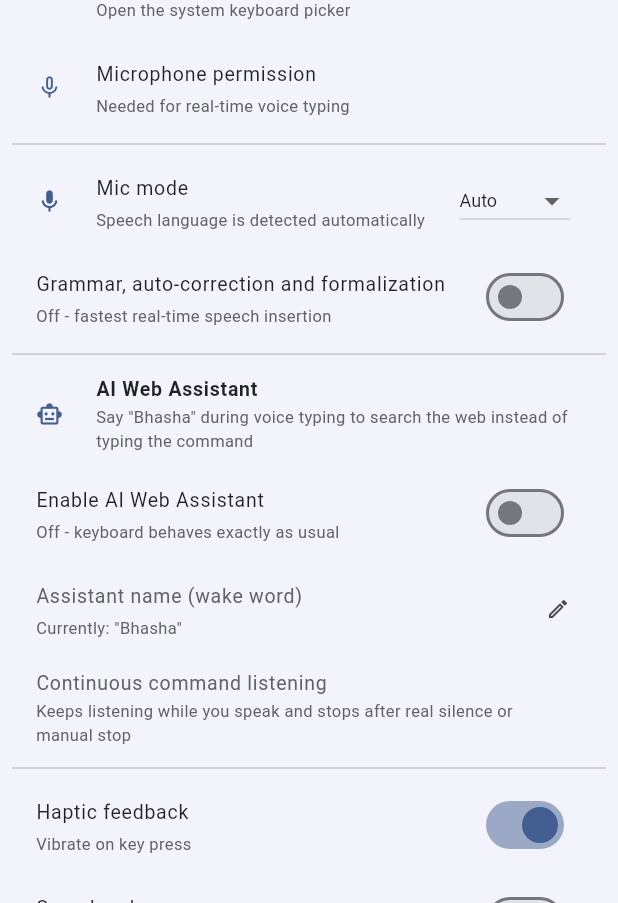
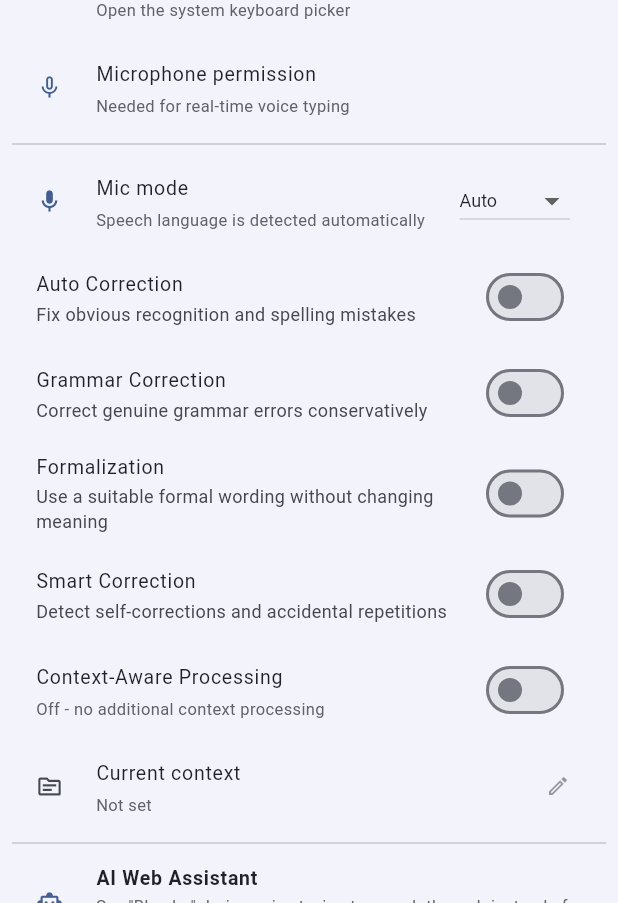
Before and after one commit to sameerswain2026-code/bhasha-keyboard-release, a Flutter app: the SettingsPanel widget shown alone on an empty page, opened directly, on a phone screen of 412 x 824 dp, the part 333-1236 px from its top. Run offline on Flutter 3.47's test engine with Material 3 defaults, Android fonts, the phone set to English and light mode, and no system bars; our stand-ins replace shared_preferences; accounts and stored records are empty.

Commit message:
Add smart correction and contextual voice processing

```diff
--- a/lib/engine/gemini_service.dart
+++ b/lib/engine/gemini_service.dart
@@ -85,13 +85,28 @@ class GeminiService {
     String text, {
     required String language,
     required bool native,
+    bool autoCorrection = true,
+    bool grammarCorrection = true,
+    bool formalization = true,
+    String context = '',
   }) async {
     final original = text.trim();
     if (original.isEmpty) return original;
-    final prompt = '''You are a conservative multilingual speech-to-text editor.
-Input language: $language.
+    final operations = <String>[
+      if (autoCorrection) 'correct obvious recognition/spelling mistakes',
+      if (grammarCorrection) 'correct genuine grammar errors only',
+      if (formalization)
+        'use an appropriately formal form without changing meaning',
+    ];
+    if (operations.isEmpty && context.trim().isEmpty) return original;
+    final contextInstruction = context.trim().isEmpty
+        ? ''
+        : '\nUser session context (use only as a supporting signal; never invent audio): ${context.trim()}\n';
+    final prompt =
+        '''You are a conservative multilingual speech-to-text editor.
+	Input language: $language.
 ${native ? 'Keep the original native script.' : 'Keep the requested Roman/Latin output style.'}
-Clean this transcript for insertion into a message. Remove accidental repeated words, repeated phrases, stutters, and filler words. Correct only obvious pronunciation-to-word, spelling, grammar, punctuation, and spacing errors. Make wording clear and moderately formal, but do not summarize, translate, add facts, or change meaning. Preserve names, numbers, URLs, code, and meaningful language mixing. Return only the corrected text.
+Apply only these requested operations: ${operations.isEmpty ? 'no rewriting' : operations.join('; ')}. Remove accidental repeated words, repeated phrases, stutters, and filler words only when clearly accidental. Detect self-correction phrases such as "no", "I mean", "actually", or their equivalent in the input language and keep the corrected phrase, but preserve the original when confidence is low. $contextInstruction Do not summarize, translate, add facts, or change meaning. Preserve names, numbers, URLs, code, and meaningful language mixing. Return only the corrected text.
 
 Transcript:
 $original''';
@@ -114,7 +129,8 @@ $original''';
   }) async {
     final original = text.trim();
     if (original.isEmpty || sourceLanguage == targetLanguage) return original;
-    final prompt = '''Translate the following text from $sourceLanguage to $targetLanguage.
+    final prompt =
+        '''Translate the following text from $sourceLanguage to $targetLanguage.
 ${native ? 'Use the native script of the target language.' : 'Use Latin/Roman transliteration only if the target language supports it.'}
 Preserve meaning, names, numbers, punctuation, and line breaks. Return only the translation, with no explanation.
 
--- a/lib/ui/panels/settings_panel.dart
+++ b/lib/ui/panels/settings_panel.dart
@@ -51,7 +51,9 @@ class SettingsPanel extends StatelessWidget {
                   Icon(Icons.record_voice_over, size: 16, color: t.icon),
                   const SizedBox(width: 8),
                   Text(
-                    'Assistant name',
+                    kb.panelKeyboardField == 'voiceContext'
+                        ? 'Voice context'
+                        : 'Assistant name',
                     style: TextStyle(
                       fontSize: 13,
                       fontWeight: FontWeight.w600,
@@ -65,7 +67,9 @@ class SettingsPanel extends StatelessWidget {
               padding: const EdgeInsets.fromLTRB(8, 0, 8, 4),
               child: PanelTextField(
                 hintText: 'Wake word',
-                leadingIcon: Icons.record_voice_over,
+                leadingIcon: kb.panelKeyboardField == 'voiceContext'
+                    ? Icons.topic_outlined
+                    : Icons.record_voice_over,
               ),
             ),
             const Spacer(),
@@ -74,7 +78,7 @@ class SettingsPanel extends StatelessWidget {
               child: PanelMiniKeyboard(
                 compact: true,
                 onDone: () {
-                  kb.setAssistantName(kb.panelInputText);
+                  kb.savePanelKeyboardField();
                   kb.panelKeyboardClear();
                 },
               ),
@@ -221,19 +225,103 @@ class SettingsPanel extends StatelessWidget {
                 SwitchListTile(
                   dense: true,
                   title: Text(
-                    'Grammar, auto-correction and formalization',
+                    'Auto Correction',
+                    style: TextStyle(fontSize: 13, color: t.keyText),
+                  ),
+                  subtitle: const Text(
+                    'Fix obvious recognition and spelling mistakes',
+                  ),
+                  value: kb.autoCorrectionEnabled,
+                  activeThumbColor: t.accent,
+                  onChanged: kb.setAutoCorrection,
+                ),
+                SwitchListTile(
+                  dense: true,
+                  title: Text(
+                    'Grammar Correction',
+                    style: TextStyle(fontSize: 13, color: t.keyText),
+                  ),
+                  subtitle: const Text(
+                    'Correct genuine grammar errors conservatively',
+                  ),
+                  value: kb.grammarCorrectionEnabled,
+                  activeThumbColor: t.accent,
+                  onChanged: kb.setGrammarCorrection,
+                ),
+                SwitchListTile(
+                  dense: true,
+                  title: Text(
+                    'Formalization',
+                    style: TextStyle(fontSize: 13, color: t.keyText),
+                  ),
+                  subtitle: const Text(
+                    'Use a suitable formal wording without changing meaning',
+                  ),
+                  value: kb.formalizationEnabled,
+                  activeThumbColor: t.accent,
+                  onChanged: kb.setFormalization,
+                ),
+                SwitchListTile(
+                  dense: true,
+                  title: Text(
+                    'Smart Correction',
+                    style: TextStyle(fontSize: 13, color: t.keyText),
+                  ),
+                  subtitle: const Text(
+                    'Detect self-corrections and accidental repetitions',
+                  ),
+                  value: kb.smartCorrectionEnabled,
+                  activeThumbColor: t.accent,
+                  onChanged: kb.setSmartCorrection,
+                ),
+                SwitchListTile(
+                  dense: true,
+                  title: Text(
+                    'Context-Aware Processing',
                     style: TextStyle(fontSize: 13, color: t.keyText),
                   ),
                   subtitle: Text(
-                    kb.speechPolishingEnabled
-                        ? 'On - pronunciation, grammar and wording are polished'
-                        : 'Off - fastest real-time speech insertion',
+                    kb.contextAwareEnabled
+                        ? 'Uses “${kb.voiceContext.isEmpty ? 'no context' : kb.voiceContext}” as a supporting signal'
+                        : 'Off - no additional context processing',
                     style: TextStyle(fontSize: 11, color: t.keyTextSecondary),
                   ),
-                  value: kb.speechPolishingEnabled,
+                  value: kb.contextAwareEnabled,
                   activeThumbColor: t.accent,
-                  onChanged: kb.setSpeechPolishing,
+                  onChanged: kb.setContextAware,
                 ),
+                ListTile(
+                  dense: true,
+                  enabled: kb.contextAwareEnabled,
+                  leading: Icon(
+                    Icons.topic_outlined,
+                    size: 18,
+                    color: kb.contextAwareEnabled ? t.accent : t.icon,
+                  ),
+                  title: Text(
+                    'Current context',
+                    style: TextStyle(fontSize: 13, color: t.keyText),
+                  ),
+                  subtitle: Text(
+                    kb.voiceContext.isEmpty ? 'Not set' : kb.voiceContext,
+                    maxLines: 2,
+                    overflow: TextOverflow.ellipsis,
+                    style: TextStyle(fontSize: 11, color: t.keyTextSecondary),
+                  ),
+                  trailing: const Icon(Icons.edit_outlined, size: 16),
+                  onTap: kb.contextAwareEnabled
+                      ? () => kb.openPanelKeyboard(
+                          initialText: kb.voiceContext,
+                          field: 'voiceContext',
+                        )
+                      : null,
+                ),
+                if (kb.contextAwareEnabled && kb.voiceContext.isNotEmpty)
+                  ListTile(
+                    dense: true,
+                    title: const Text('Clear context'),
+                    onTap: () => kb.setVoiceContext(''),
+                  ),
                 const Divider(height: 12),
                 // ---- AI Web Assistant (optional, opt-in feature) ----
                 ListTile(
--- a/pubspec.yaml
+++ b/pubspec.yaml
@@ -2,7 +2,7 @@ name: bhasha_keyboard
 description: "Bhasha Keyboard - Premium multilingual keyboard for 22 Indian languages with native scripts, transliteration and voice typing."
 publish_to: 'none'
 
-version: 1.1.4+10
+version: 1.1.4+11
 
 environment:
   sdk: '>=3.9.0 <4.0.0'
```
Also changed, not shown: lib/core/keyboard_controller.dart (+130 -6 lines), lib/engine/speech_processing_engine.dart (added, +129 -0 lines), 1 other file.
